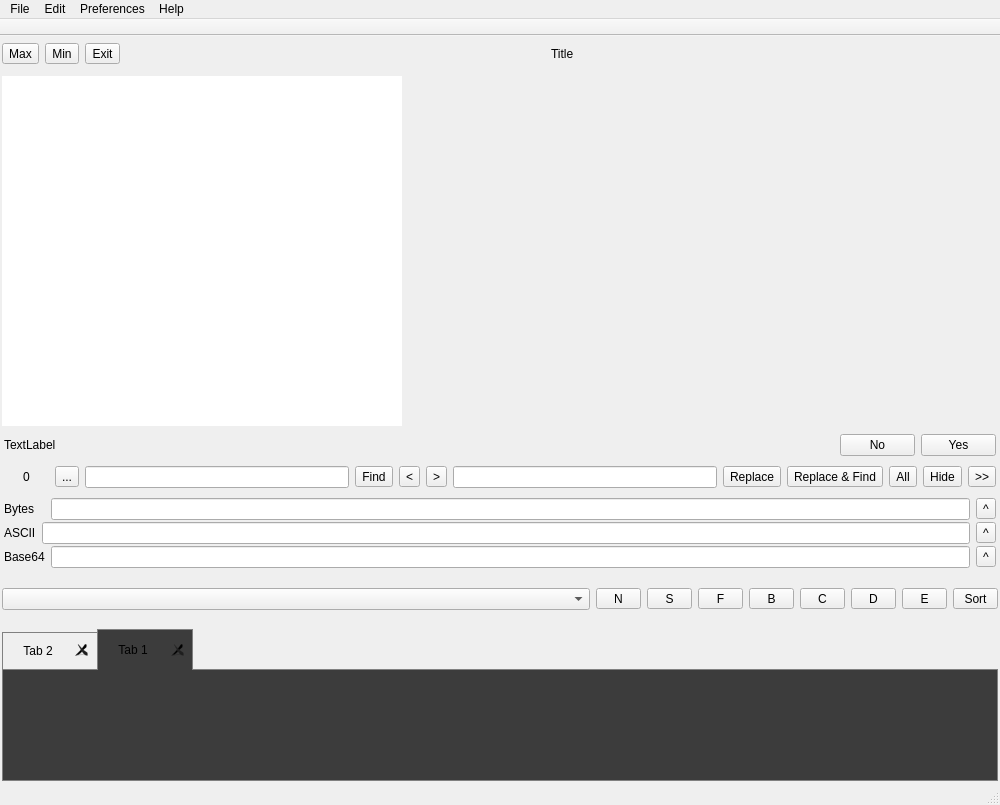
The window that mainwindow.ui (ic005k/Xplist) describes before a commit, drawn with Qt 5.
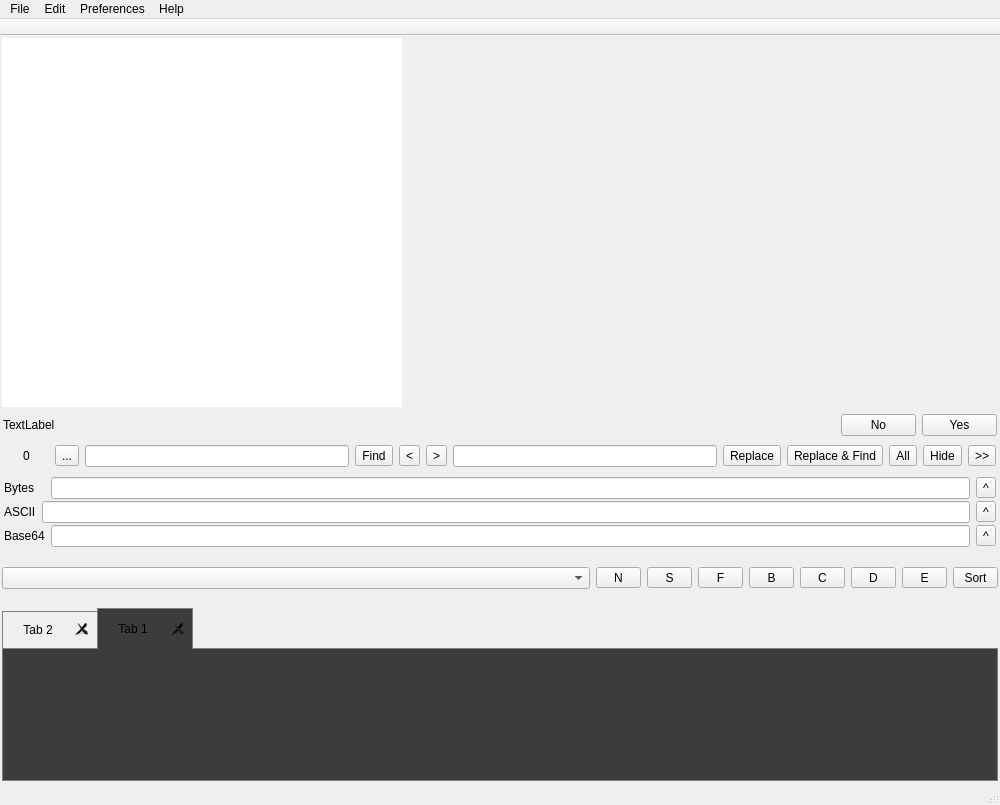
The same window after the commit. Icons and pictures are not drawn.

Diff of the .ui file:
```diff
--- a/mainwindow.ui
+++ b/mainwindow.ui
@@ -48,8 +48,8 @@
     <property name="bottomMargin">
      <number>2</number>
     </property>
-    <item row="1" column="0">
-     <widget class="QListWidget" name="listFind_2">
+    <item row="0" column="0">
+     <widget class="QListWidget" name="listFind">
       <property name="minimumSize">
        <size>
         <width>150</width>
@@ -76,7 +76,7 @@
       </property>
      </widget>
     </item>
-    <item row="2" column="0">
+    <item row="1" column="0">
      <widget class="QFrame" name="frameMain">
       <property name="frameShape">
        <enum>QFrame::NoFrame</enum>
@@ -107,16 +107,16 @@
          </property>
          <layout class="QGridLayout" name="gridLayout_7">
           <property name="leftMargin">
-           <number>2</number>
+           <number>1</number>
           </property>
           <property name="topMargin">
-           <number>2</number>
+           <number>1</number>
           </property>
           <property name="rightMargin">
-           <number>2</number>
+           <number>1</number>
           </property>
           <property name="bottomMargin">
-           <number>2</number>
+           <number>1</number>
           </property>
           <item row="0" column="1">
            <widget class="QPushButton" name="btnNo">
@@ -741,96 +741,6 @@
       </layout>
      </widget>
     </item>
-    <item row="0" column="0">
-     <widget class="QFrame" name="frameTitle">
-      <property name="minimumSize">
-       <size>
-        <width>0</width>
-        <height>32</height>
-       </size>
-      </property>
-      <property name="maximumSize">
-       <size>
-        <width>16777215</width>
-        <height>32</height>
-       </size>
-      </property>
-      <property name="frameShape">
-       <enum>QFrame::NoFrame</enum>
-      </property>
-      <property name="frameShadow">
-       <enum>QFrame::Plain</enum>
-      </property>
-      <layout class="QHBoxLayout" name="horizontalLayout">
-       <property name="leftMargin">
-        <number>0</number>
-       </property>
-       <property name="topMargin">
-        <number>0</number>
-       </property>
-       <property name="rightMargin">
-        <number>0</number>
-       </property>
-       <property name="bottomMargin">
-        <number>0</number>
-       </property>
-       <item>
-        <widget class="QToolButton" name="btnMax">
-         <property name="text">
-          <string>Max</string>
-         </property>
-        </widget>
-       </item>
-       <item>
-        <widget class="QToolButton" name="btnMin">
-         <property name="text">
-          <string>Min</string>
-         </property>
-        </widget>
-       </item>
-       <item>
-        <widget class="QToolButton" name="btnClose">
-         <property name="text">
-          <string>Exit</string>
-         </property>
-        </widget>
-       </item>
-       <item>
-        <spacer name="horizontalSpacer">
-         <property name="orientation">
-          <enum>Qt::Horizontal</enum>
-         </property>
-         <property name="sizeHint" stdset="0">
-          <size>
-           <width>40</width>
-           <height>20</height>
-          </size>
-         </property>
-        </spacer>
-       </item>
-       <item>
-        <widget class="QLabel" name="lblTitle">
-         <property name="text">
-          <string>Title</string>
-         </property>
-        </widget>
-       </item>
-       <item>
-        <spacer name="horizontalSpacer_2">
-         <property name="orientation">
-          <enum>Qt::Horizontal</enum>
-         </property>
-         <property name="sizeHint" stdset="0">
-          <size>
-           <width>40</width>
-           <height>20</height>
-          </size>
-         </property>
-        </spacer>
-       </item>
-      </layout>
-     </widget>
-    </item>
    </layout>
   </widget>
   <widget class="QMenuBar" name="menuBar">
```
